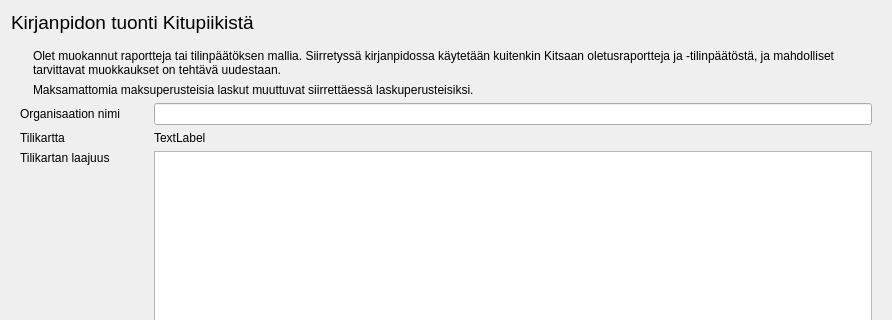
artoh/kitupiikki, file kitupiikki/kitupiikkituonti/vanhatuontidlg.ui: the form before one commit; both pictures show x 0 to 892 and y 0 to 320 of the 892 by 602 pixel window.
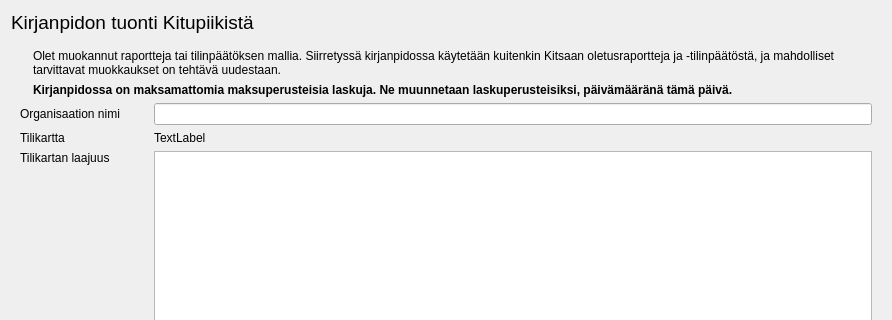
The form after the commit. The open tabs and pages were chosen to show the change. Icons and pictures are not drawn.

Commit message: Tuonnissa maksuperusteisista laskuista tulee laskuperusteisia

What changed in the file:
```diff
--- a/kitupiikki/kitupiikkituonti/vanhatuontidlg.ui
+++ b/kitupiikki/kitupiikkituonti/vanhatuontidlg.ui
@@ -109,8 +109,14 @@
            </item>
            <item>
             <widget class="QLabel" name="maksuperusteVaroitus">
+             <property name="font">
+              <font>
+               <weight>75</weight>
+               <bold>true</bold>
+              </font>
+             </property>
              <property name="text">
-              <string>Maksamattomia maksuperusteisia laskut muuttuvat siirrettäessä laskuperusteisiksi.</string>
+              <string>&lt;html&gt;&lt;head/&gt;&lt;body&gt;&lt;p&gt;Kirjanpidossa on maksamattomia maksuperusteisia laskuja. Ne muunnetaan laskuperusteisiksi, päivämääränä tämä päivä.&lt;/p&gt;&lt;/body&gt;&lt;/html&gt;</string>
              </property>
              <property name="wordWrap">
               <bool>true</bool>
```
The commit also changes 1 other file.
